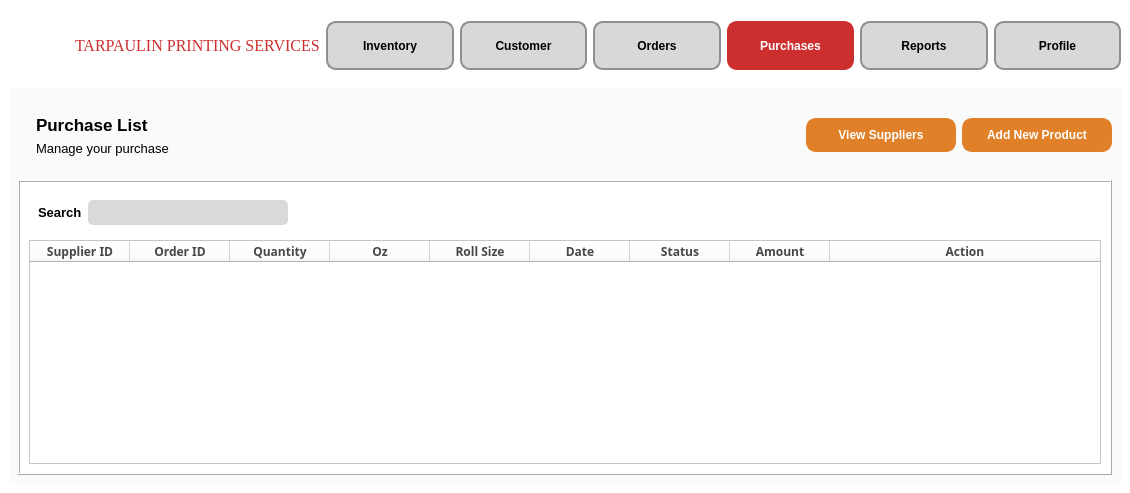
The window that PurchaseView.ui (CMacan/MCAV-desktop-app) describes before a commit, drawn with Qt 5.
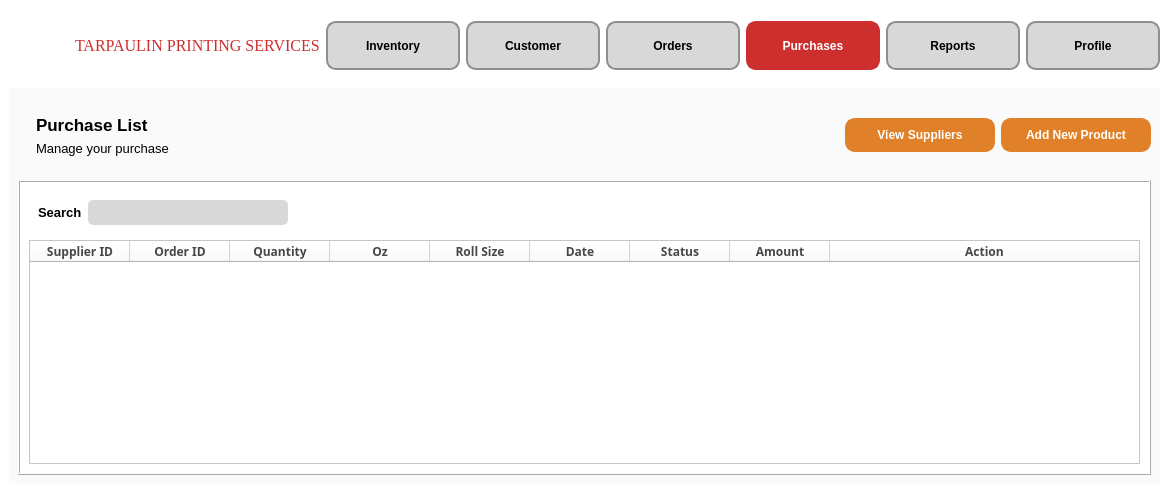
The same window after the commit. Icons and pictures are not drawn.

Diff of the .ui file:
```diff
--- a/PurchaseView.ui
+++ b/PurchaseView.ui
@@ -6,7 +6,7 @@
    <rect>
     <x>0</x>
     <y>0</y>
-    <width>1130</width>
+    <width>1169</width>
     <height>493</height>
    </rect>
   </property>
```
Left out of the diff: 4 changed lines with no effect on the pictures.
